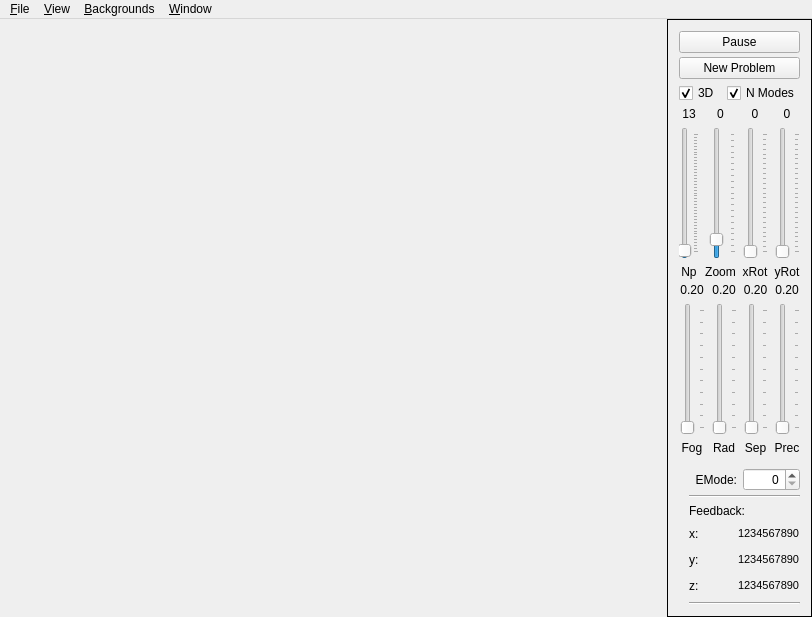
Above: Atomical/Qt4/mainwindow.ui from nagyistoce/cocoatutorials before the change. Below: the same form after it.
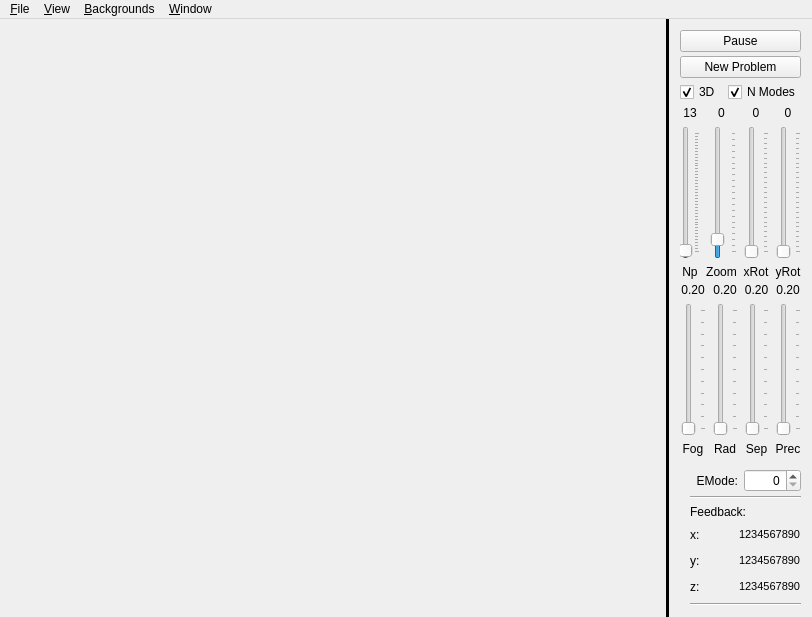
That is the form after the change. Icons and pictures are not drawn.

Commit message: Adding a line between the openGL display and the controls

Patch:
```diff
--- a/Atomical/Qt4/mainwindow.ui
+++ b/Atomical/Qt4/mainwindow.ui
@@ -43,7 +43,7 @@
      <number>0</number>
     </property>
     <item>
-     <layout class="QVBoxLayout" name="verticalLayout_2">
+     <layout class="QHBoxLayout" name="mainLayout">
       <property name="spacing">
        <number>0</number>
       </property>
@@ -66,6 +66,19 @@
         </property>
        </spacer>
       </item>
+      <item>
+       <widget class="Line" name="dividerLine">
+        <property name="styleSheet">
+         <string notr="true">background:black;</string>
+        </property>
+        <property name="lineWidth">
+         <number>2</number>
+        </property>
+        <property name="orientation">
+         <enum>Qt::Vertical</enum>
+        </property>
+       </widget>
+      </item>
      </layout>
     </item>
     <item>
@@ -80,7 +93,7 @@
        <enum>QFrame::Box</enum>
       </property>
       <property name="lineWidth">
-       <number>1</number>
+       <number>0</number>
       </property>
       <layout class="QVBoxLayout" name="verticalLayoutControls">
        <property name="spacing">
```
The commit also changes 3 other files.
